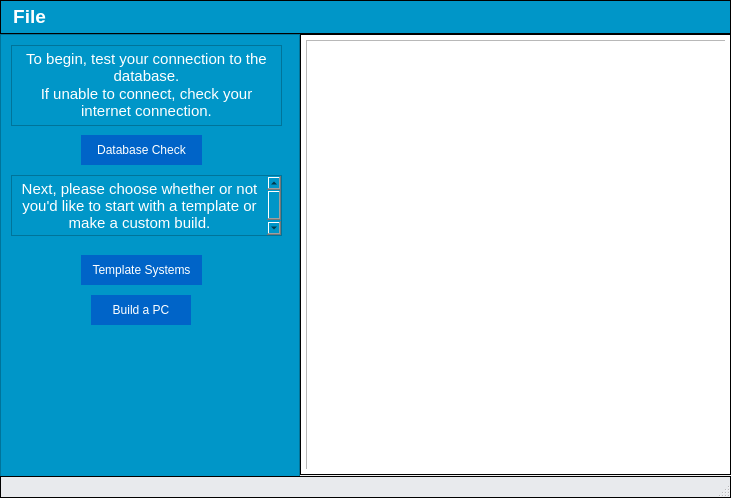
Above: mainwindow.ui from ameigen/cpr_proj before the change. Below: the same form after it.
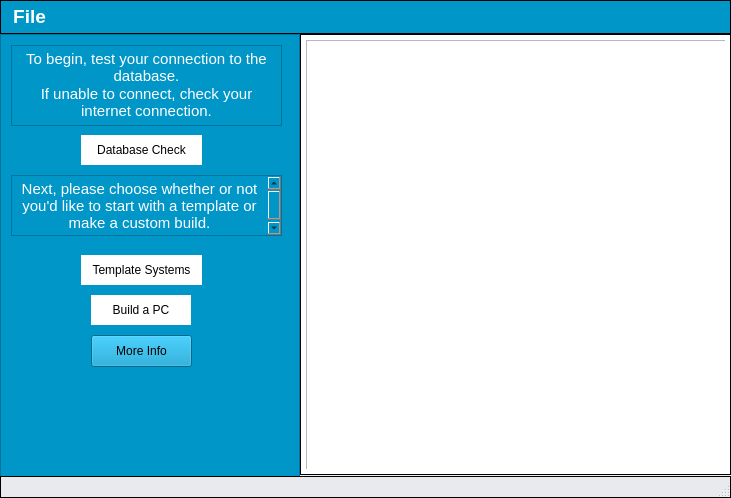
That is the form after the change. Icons and pictures are not drawn.

Commit message: Change Blue buttons to white, added moreinfo button

Patch:
```diff
--- a/mainwindow.ui
+++ b/mainwindow.ui
@@ -74,8 +74,8 @@
       </property>
       <property name="styleSheet">
        <string notr="true">QPushButton {
-	color: white;
-	background-color:  rgb(0, 100, 200);
+	color: black;
+	background-color:  white;
 	border: 1px white;
 	padding: 1px;
 }
@@ -101,8 +101,8 @@
       </property>
       <property name="styleSheet">
        <string notr="true">QPushButton {
-	color: white;
-	background-color: rgb(0, 100, 200);
+	color: black;
+	background-color: white;
 	border: 1px white;
 	padding: 1px;
 }
@@ -132,63 +132,63 @@
          <colorrole role="WindowText">
           <brush brushstyle="SolidPattern">
            <color alpha="255">
-            <red>255</red>
-            <green>255</green>
-            <blue>255</blue>
+            <red>0</red>
+            <green>0</green>
+            <blue>0</blue>
            </color>
           </brush>
          </colorrole>
          <colorrole role="Button">
           <brush brushstyle="SolidPattern">
            <color alpha="255">
-            <red>0</red>
-            <green>100</green>
-            <blue>200</blue>
+            <red>255</red>
+            <green>255</green>
+            <blue>255</blue>
            </color>
           </brush>
          </colorrole>
          <colorrole role="Text">
           <brush brushstyle="SolidPattern">
            <color alpha="255">
-            <red>255</red>
-            <green>255</green>
-            <blue>255</blue>
+            <red>0</red>
+            <green>0</green>
+            <blue>0</blue>
            </color>
           </brush>
          </colorrole>
          <colorrole role="ButtonText">
           <brush brushstyle="SolidPattern">
            <color alpha="255">
-            <red>255</red>
-            <green>255</green>
-            <blue>255</blue>
+            <red>0</red>
+            <green>0</green>
+            <blue>0</blue>
            </color>
           </brush>
          </colorrole>
          <colorrole role="Base">
           <brush brushstyle="SolidPattern">
            <color alpha="255">
-            <red>0</red>
-            <green>100</green>
-            <blue>200</blue>
+            <red>255</red>
+            <green>255</green>
+            <blue>255</blue>
            </color>
           </brush>
          </colorrole>
          <colorrole role="Window">
           <brush brushstyle="SolidPattern">
            <color alpha="255">
-            <red>0</red>
-            <green>100</green>
-            <blue>200</blue>
+            <red>255</red>
+            <green>255</green>
+            <blue>255</blue>
            </color>
           </brush>
          </colorrole>
          <colorrole role="PlaceholderText">
           <brush brushstyle="NoBrush">
            <color alpha="128">
-            <red>255</red>
-            <green>255</green>
-            <blue>255</blue>
+            <red>0</red>
+            <green>0</green>
+            <blue>0</blue>
            </color>
           </brush>
          </colorrole>
@@ -197,63 +197,63 @@
          <colorrole role="WindowText">
           <brush brushstyle="SolidPattern">
            <color alpha="255">
-            <red>255</red>
-            <green>255</green>
-            <blue>255</blue>
+            <red>0</red>
+            <green>0</green>
+            <blue>0</blue>
            </color>
           </brush>
          </colorrole>
          <colorrole role="Button">
           <brush brushstyle="SolidPattern">
            <color alpha="255">
-            <red>0</red>
-            <green>100</green>
-            <blue>200</blue>
+            <red>255</red>
+            <green>255</green>
+            <blue>255</blue>
            </color>
           </brush>
          </colorrole>
          <colorrole role="Text">
           <brush brushstyle="SolidPattern">
            <color alpha="255">
-            <red>255</red>
-            <green>255</green>
-            <blue>255</blue>
+            <red>0</red>
+            <green>0</green>
+            <blue>0</blue>
            </color>
           </brush>
          </colorrole>
          <colorrole role="ButtonText">
           <brush brushstyle="SolidPattern">
            <color alpha="255">
-            <red>255</red>
-            <green>255</green>
-            <blue>255</blue>
+            <red>0</red>
+            <green>0</green>
+            <blue>0</blue>
            </color>
           </brush>
          </colorrole>
          <colorrole role="Base">
           <brush brushstyle="SolidPattern">
            <color alpha="255">
-            <red>0</red>
-            <green>100</green>
-            <blue>200</blue>
+            <red>255</red>
+            <green>255</green>
+            <blue>255</blue>
            </color>
           </brush>
          </colorrole>
          <colorrole role="Window">
           <brush brushstyle="SolidPattern">
            <color alpha="255">
-            <red>0</red>
-            <green>100</green>
-            <blue>200</blue>
+            <red>255</red>
+            <green>255</green>
+            <blue>255</blue>
            </color>
           </brush>
          </colorrole>
          <colorrole role="PlaceholderText">
           <brush brushstyle="NoBrush">
            <color alpha="128">
-            <red>255</red>
-            <green>255</green>
-            <blue>255</blue>
+            <red>0</red>
+            <green>0</green>
+            <blue>0</blue>
            </color>
           </brush>
          </colorrole>
@@ -262,63 +262,63 @@
          <colorrole role="WindowText">
           <brush brushstyle="SolidPattern">
            <color alpha="255">
-            <red>255</red>
-            <green>255</green>
-            <blue>255</blue>
+            <red>0</red>
+            <green>0</green>
+            <blue>0</blue>
            </color>
           </brush>
          </colorrole>
          <colorrole role="Button">
           <brush brushstyle="SolidPattern">
            <color alpha="255">
-            <red>0</red>
-            <green>100</green>
-            <blue>200</blue>
+            <red>255</red>
+            <green>255</green>
+            <blue>255</blue>
            </color>
           </brush>
          </colorrole>
          <colorrole role="Text">
           <brush brushstyle="SolidPattern">
            <color alpha="255">
-            <red>255</red>
-            <green>255</green>
-            <blue>255</blue>
+            <red>0</red>
+            <green>0</green>
+            <blue>0</blue>
            </color>
           </brush>
          </colorrole>
          <colorrole role="ButtonText">
           <brush brushstyle="SolidPattern">
            <color alpha="255">
-            <red>255</red>
-            <green>255</green>
-            <blue>255</blue>
+            <red>0</red>
+            <green>0</green>
+            <blue>0</blue>
            </color>
           </brush>
          </colorrole>
          <colorrole role="Base">
           <brush brushstyle="SolidPattern">
            <color alpha="255">
-            <red>0</red>
-            <green>100</green>
-            <blue>200</blue>
+            <red>255</red>
+            <green>255</green>
+            <blue>255</blue>
            </color>
           </brush>
          </colorrole>
          <colorrole role="Window">
           <brush brushstyle="SolidPattern">
            <color alpha="255">
-            <red>0</red>
-            <green>100</green>
-            <blue>200</blue>
+            <red>255</red>
+            <green>255</green>
+            <blue>255</blue>
            </color>
           </brush>
          </colorrole>
          <colorrole role="PlaceholderText">
           <brush brushstyle="NoBrush">
            <color alpha="128">
-            <red>255</red>
-            <green>255</green>
-            <blue>255</blue>
+            <red>0</red>
+            <green>0</green>
+            <blue>0</blue>
            </color>
           </brush>
          </colorrole>
@@ -327,8 +327,8 @@
       </property>
       <property name="styleSheet">
        <string notr="true">QPushButton {
-	color: white;
-	background-color: rgb(0, 100, 200);
+	color: black;
+	background-color: white;
 	border: 1px white;
 	padding: 1px;
 }
@@ -385,8 +385,21 @@
        <string>&lt;!DOCTYPE HTML PUBLIC &quot;-//W3C//DTD HTML 4.0//EN&quot; &quot;http://www.w3.org/TR/REC-html40/strict.dtd&quot;&gt;
 &lt;html&gt;&lt;head&gt;&lt;meta name=&quot;qrichtext&quot; content=&quot;1&quot; /&gt;&lt;style type=&quot;text/css&quot;&gt;
 p, li { white-space: pre-wrap; }
-&lt;/style&gt;&lt;/head&gt;&lt;body style=&quot; font-family:'MS Shell Dlg 2'; font-size:8.25pt; font-weight:400; font-style:normal;&quot;&gt;
-&lt;p align=&quot;center&quot; style=&quot; margin-top:0px; margin-bottom:0px; margin-left:0px; margin-right:0px; -qt-block-indent:0; text-indent:0px;&quot;&gt;&lt;span style=&quot; font-size:11pt; color:#ffffff;&quot;&gt;Next, please choose whether or not you'd like to start with a template or make a custom build.&lt;/span&gt;&lt;/p&gt;&lt;/body&gt;&lt;/html&gt;</string>
+&lt;/style&gt;&lt;/head&gt;&lt;body style=&quot; font-family:'.SF NS Text'; font-size:13pt; font-weight:400; font-style:normal;&quot;&gt;
+&lt;p align=&quot;center&quot; style=&quot; margin-top:0px; margin-bottom:0px; margin-left:0px; margin-right:0px; -qt-block-indent:0; text-indent:0px;&quot;&gt;&lt;span style=&quot; font-family:'MS Shell Dlg 2'; font-size:11pt; color:#ffffff;&quot;&gt;Next, please choose whether or not you'd like to start with a template or make a custom build.&lt;/span&gt;&lt;/p&gt;&lt;/body&gt;&lt;/html&gt;</string>
+      </property>
+     </widget>
+     <widget class="QPushButton" name="pushButton">
+      <property name="geometry">
+       <rect>
+        <x>90</x>
+        <y>300</y>
+        <width>101</width>
+        <height>32</height>
+       </rect>
+      </property>
+      <property name="text">
+       <string>More Info</string>
       </property>
      </widget>
     </widget>
```
Left out of the diff: 4 changed lines with no effect on the pictures. The commit also changes 3 other files.
